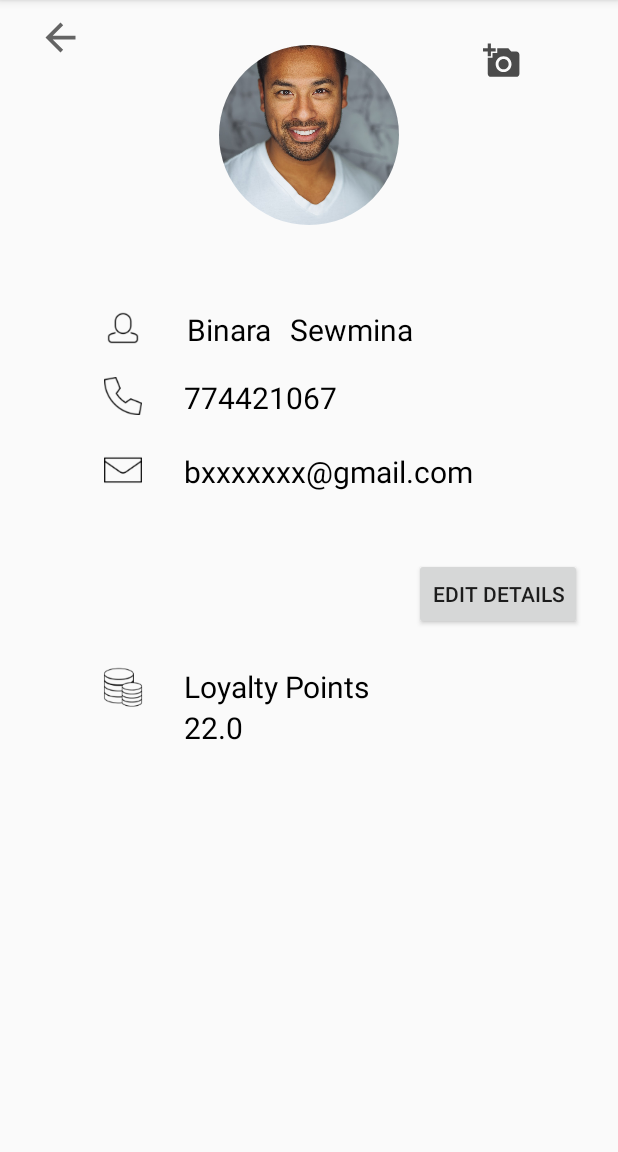
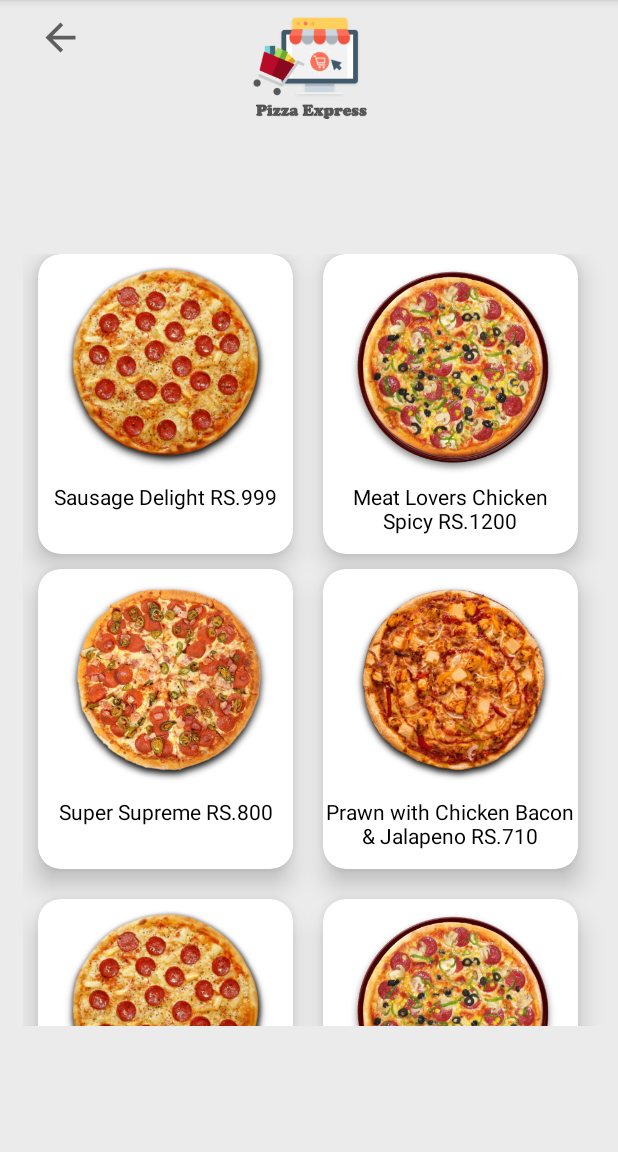
Before and after one commit to Bsewmina/MAD-Project, an Android app: the screen it shows after launch (Account before the commit, CategoryPizza after it), on a phone screen of 412 x 824 dp, the part 84-1236 px from its top. Run offline under Robolectric (Android 15) with nearby library versions, the phone set to English and light mode, and no system bars.

Commit message:
Pizza Category page created

```diff
--- a/app/src/main/AndroidManifest.xml
+++ b/app/src/main/AndroidManifest.xml
@@ -9,18 +9,19 @@
         android:roundIcon="@mipmap/ic_launcher_round"
         android:supportsRtl="true"
         android:theme="@style/AppTheme">
-        <activity android:name=".Account">
+        <activity android:name=".CategoryPizza">
             <intent-filter>
                 <action android:name="android.intent.action.MAIN" />
 
                 <category android:name="android.intent.category.LAUNCHER" />
             </intent-filter>
         </activity>
-        <activity android:name=".MyProfile">
+        <activity android:name=".Account">
 
         </activity>
-        <activity android:name=".OrderHistory"></activity>
-        <activity android:name=".Home"></activity>
+        <activity android:name=".MyProfile"></activity>
+        <activity android:name=".OrderHistory" />
+        <activity android:name=".Home" />
         <activity android:name=".MainActivity" />
     </application>
 
--- /dev/null
+++ b/app/src/main/java/com/example/pizzaexpress/CategoryPizza.java
@@ -0,0 +1,14 @@
+package com.example.pizzaexpress;
+
+import androidx.appcompat.app.AppCompatActivity;
+
+import android.os.Bundle;
+
+public class CategoryPizza extends AppCompatActivity {
+
+    @Override
+    protected void onCreate(Bundle savedInstanceState) {
+        super.onCreate(savedInstanceState);
+        setContentView(R.layout.activity_category_pizza);
+    }
+}
--- /dev/null
+++ b/app/src/main/res/layout/activity_category_pizza.xml
@@ -0,0 +1,274 @@
+<?xml version="1.0" encoding="utf-8"?>
+<androidx.constraintlayout.widget.ConstraintLayout xmlns:android="http://schemas.android.com/apk/res/android"
+    xmlns:app="http://schemas.android.com/apk/res-auto"
+    xmlns:tools="http://schemas.android.com/tools"
+    android:layout_width="match_parent"
+    android:layout_height="match_parent"
+    android:background="#ECEBEB"
+    tools:context=".CategoryPizza">
+
+    <ImageView
+        android:id="@+id/ordHisBackIco"
+        android:layout_width="30dp"
+        android:layout_height="30dp"
+        android:layout_marginStart="10dp"
+        android:layout_marginTop="10dp"
+        android:contentDescription="@string/OrdHis_backIconTxt"
+        android:src="@drawable/ic_baseline_arrow_back"
+        app:layout_constraintEnd_toEndOf="parent"
+        app:layout_constraintHorizontal_bias="0.042"
+        app:layout_constraintStart_toStartOf="parent"
+        app:layout_constraintTop_toTopOf="parent" />
+
+    <ImageView
+        android:id="@+id/titleImage"
+        android:layout_width="100dp"
+        android:layout_height="70dp"
+        android:layout_marginTop="10dp"
+        android:contentDescription="@string/OrdHis_backIconTxt"
+        android:src="@drawable/pizza_express_img"
+        app:layout_constraintEnd_toEndOf="parent"
+        app:layout_constraintHorizontal_bias="0.498"
+        app:layout_constraintStart_toStartOf="parent"
+        app:layout_constraintTop_toTopOf="parent" />
+
+    <ScrollView
+        android:layout_width="match_parent"
+        android:layout_height="520dp"
+        app:layout_constraintBottom_toBottomOf="parent"
+        app:layout_constraintEnd_toEndOf="parent"
+        app:layout_constraintStart_toStartOf="parent"
+        app:layout_constraintTop_toBottomOf="@id/titleImage">
+
+        <androidx.gridlayout.widget.GridLayout
+            android:layout_width="match_parent"
+            android:layout_height="wrap_content"
+            android:paddingStart="15dp"
+            android:paddingTop="5dp"
+            app:alignmentMode="alignMargins"
+            app:columnCount="2"
+            app:rowCount="3">
+
+            <androidx.cardview.widget.CardView
+
+                android:layout_width="170dp"
+                android:layout_height="200dp"
+                android:layout_marginStart="10dp"
+                app:cardCornerRadius="15dp"
+                app:cardElevation="10dp">
+
+                <LinearLayout
+                    android:layout_width="match_parent"
+                    android:layout_height="match_parent"
+                    android:layout_margin="2dp"
+                    android:orientation="vertical">
+
+
+                    <ImageView
+                        android:id="@+id/imagePizza1"
+                        android:layout_width="150dp"
+                        android:layout_height="150dp"
+                        android:layout_marginStart="10dp"
+                        android:src="@drawable/pizza1" />
+
+                    <TextView
+                        android:layout_width="match_parent"
+                        android:layout_height="match_parent"
+                        android:text="@string/cat_p_pizza1"
+                        android:textAlignment="center"
+                        android:textColor="#000" />
+
+                </LinearLayout>
+
+            </androidx.cardview.widget.CardView>
+
+
+            <androidx.cardview.widget.CardView
+
+                android:layout_width="170dp"
+                android:layout_height="200dp"
+                android:layout_marginStart="10dp"
+                app:cardCornerRadius="15dp"
+                app:cardElevation="10dp">
+
+                <LinearLayout
+                    android:layout_width="match_parent"
+                    android:layout_height="match_parent"
+                    android:layout_margin="2dp"
+                    android:orientation="vertical"
+                    tools:ignore="UseCompoundDrawables">
+
+
+                    <ImageView
+                        android:id="@+id/imagePizza2"
+                        android:layout_width="150dp"
+                        android:layout_height="150dp"
+                        android:layout_marginStart="10dp"
+                        android:contentDescription="@string/image"
+                        android:src="@drawable/pizza2" />
+
+                    <TextView
+                        android:layout_width="match_parent"
+                        android:layout_height="match_parent"
+                        android:text="@string/cat_p_pizza2"
+                        android:textAlignment="center"
+                        android:textColor="#000" />
+
+                </LinearLayout>
+
+            </androidx.cardview.widget.CardView>
+
+
+            <androidx.cardview.widget.CardView
+
+                android:layout_width="170dp"
+                android:layout_height="200dp"
+                android:layout_margin="10dp"
+                app:cardCornerRadius="15dp"
+                app:cardElevation="10dp">
+
+                <LinearLayout
+                    android:layout_width="match_parent"
+                    android:layout_height="match_parent"
+                    android:layout_margin="2dp"
+                    android:orientation="vertical"
+                    tools:ignore="UseCompoundDrawables">
+
+
+                    <ImageView
+                        android:id="@+id/imagePizza3"
+                        android:layout_width="150dp"
+                        android:layout_height="150dp"
+                        android:layout_marginStart="10dp"
+                        android:contentDescription="@string/image"
+                        android:scaleX="1.7"
+                        android:scaleY="1.7"
+                        android:src="@drawable/pizza3" />
+
+                    <TextView
+                        android:layout_width="match_parent"
+                        android:layout_height="match_parent"
+                        android:text="@string/cat_p_pizza3"
+                        android:textAlignment="center"
+                        android:textColor="#000" />
+
+                </LinearLayout>
+
+            </androidx.cardview.widget.CardView>
+
+
+            <androidx.cardview.widget.CardView
+
+                android:layout_width="170dp"
+                android:layout_height="200dp"
+                android:layout_margin="10dp"
+                app:cardCornerRadius="15dp"
+                app:cardElevation="10dp">
+
+                <LinearLayout
+                    android:layout_width="match_parent"
+                    android:layout_height="match_parent"
+                    android:layout_margin="2dp"
+                    android:orientation="vertical"
+                    tools:ignore="UseCompoundDrawables">
+
+
+                    <ImageView
+                        android:id="@+id/imagePizza4"
+                        android:layout_width="150dp"
+                        android:layout_height="150dp"
+                        android:layout_marginStart="10dp"
+                        android:contentDescription="@string/image"
+                        android:src="@drawable/pizza4" />
+
+                    <TextView
+                        android:layout_width="match_parent"
+                        android:layout_height="match_parent"
+                        android:text="@string/cat_p_pizza4"
+                        android:textAlignment="center"
+                        android:textColor="#000" />
+
+                </LinearLayout>
+
+            </androidx.cardview.widget.CardView>
+
+
+            <androidx.cardview.widget.CardView
+
+                android:layout_width="170dp"
+                android:layout_height="200dp"
+                android:layout_margin="10dp"
+                app:cardCornerRadius="15dp"
+                app:cardElevation="10dp">
+
+                <LinearLayout
+                    android:layout_width="match_parent"
+                    android:layout_height="match_parent"
+                    android:layout_margin="2dp"
+                    android:orientation="vertical"
+                    tools:ignore="UseCompoundDrawables">
+
+
+                    <ImageView
+                        android:id="@+id/imagePizza5"
+                        android:layout_width="150dp"
+                        android:layout_height="150dp"
+                        android:layout_marginStart="10dp"
+                        android:contentDescription="@string/image"
+                        android:src="@drawable/pizza1" />
+
+                    <TextView
+                        android:layout_width="match_parent"
+                        android:layout_height="match_parent"
+                        android:text="@string/cat_p_pizza1"
+                        android:textAlignment="center"
+                        android:textColor="#000" />
+
+                </LinearLayout>
+
+            </androidx.cardview.widget.CardView>
+
+
+            <androidx.cardview.widget.CardView
+
+                android:layout_width="170dp"
+                android:layout_height="200dp"
+                android:layout_margin="10dp"
+                app:cardCornerRadius="15dp"
+                app:cardElevation="10dp">
+
+                <LinearLayout
+                    android:layout_width="match_parent"
+                    android:layout_height="match_parent"
+                    android:layout_margin="2dp"
+                    android:orientation="vertical"
+                    tools:ignore="UseCompoundDrawables">
+
+
+                    <ImageView
+                        android:id="@+id/imagePizza6"
+                        android:layout_width="150dp"
+                        android:layout_height="150dp"
+                        android:layout_marginStart="10dp"
+                        android:contentDescription="@string/image"
+                        android:src="@drawable/pizza2" />
+
+                    <TextView
+                        android:layout_width="match_parent"
+                        android:layout_height="match_parent"
+                        android:text="@string/cat_p_pizza2"
+                        android:textAlignment="center"
+                        android:textColor="#000" />
+
+                </LinearLayout>
+
+            </androidx.cardview.widget.CardView>
+
+
+        </androidx.gridlayout.widget.GridLayout>
+
+
+    </ScrollView>
+
+
+</androidx.constraintlayout.widget.ConstraintLayout>
--- a/app/src/main/res/values/strings.xml
+++ b/app/src/main/res/values/strings.xml
@@ -20,12 +20,14 @@
 
     <string name="pro_title">My Profile</string>
     <string name="pro_save">Save Changes</string>
-
     <string name="acc_edit">edit details</string>
     <string name="acc_points">Loyalty Points</string>
-    <string name="pro_tttt">My Profile</string>
-    <string name="pro_ttttt">My Profile</string>
-    <string name="pro_tt2">My Profile</string>
+
+    <string name="cat_p_pizza1">Sausage Delight RS.999</string>
+    <string name="cat_p_pizza2">Meat Lovers Chicken Spicy RS.1200</string>
+    <string name="cat_p_pizza3">Super Supreme RS.800</string>
+    <string name="cat_p_pizza4">Prawn with Chicken Bacon &amp; Jalapeno RS.710</string>
+    <string name="cat_p_pizza5">My Profile</string>
 
 
 </resources>
```
Also changed, not shown: app/src/main/res/drawable/pizza1.png (added), app/src/main/res/drawable/pizza2.png (added), app/src/main/res/drawable/pizza3.png (added), app/src/main/res/drawable/pizza4.png (added), app/src/main/res/drawable/pizza_express_img.png (added).
